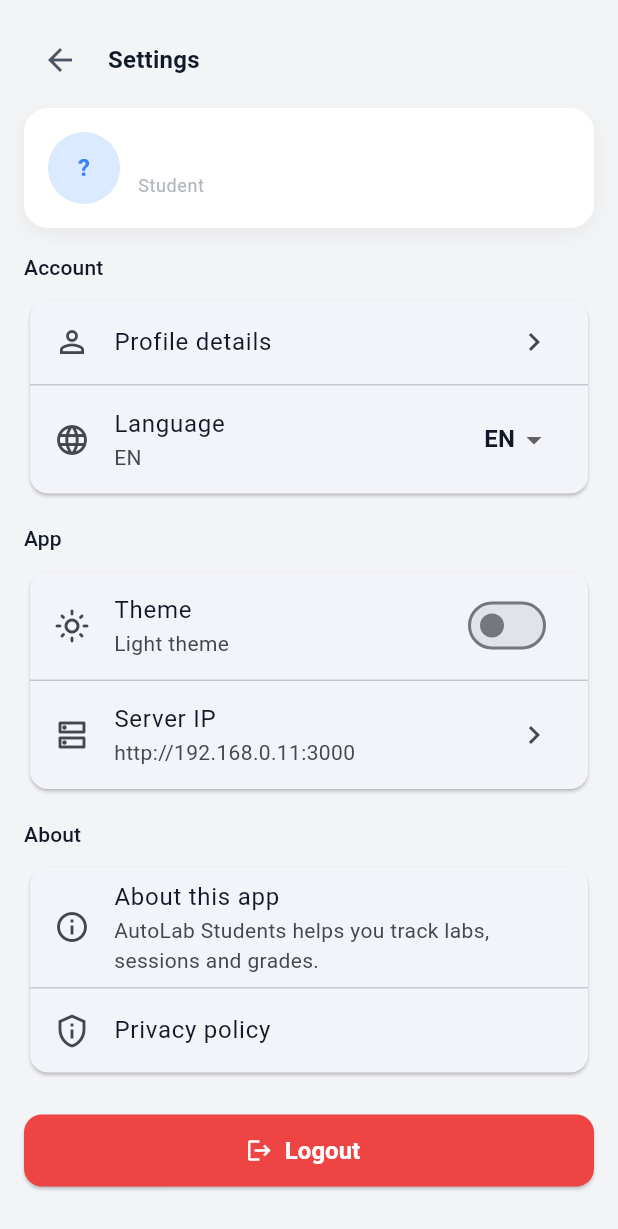
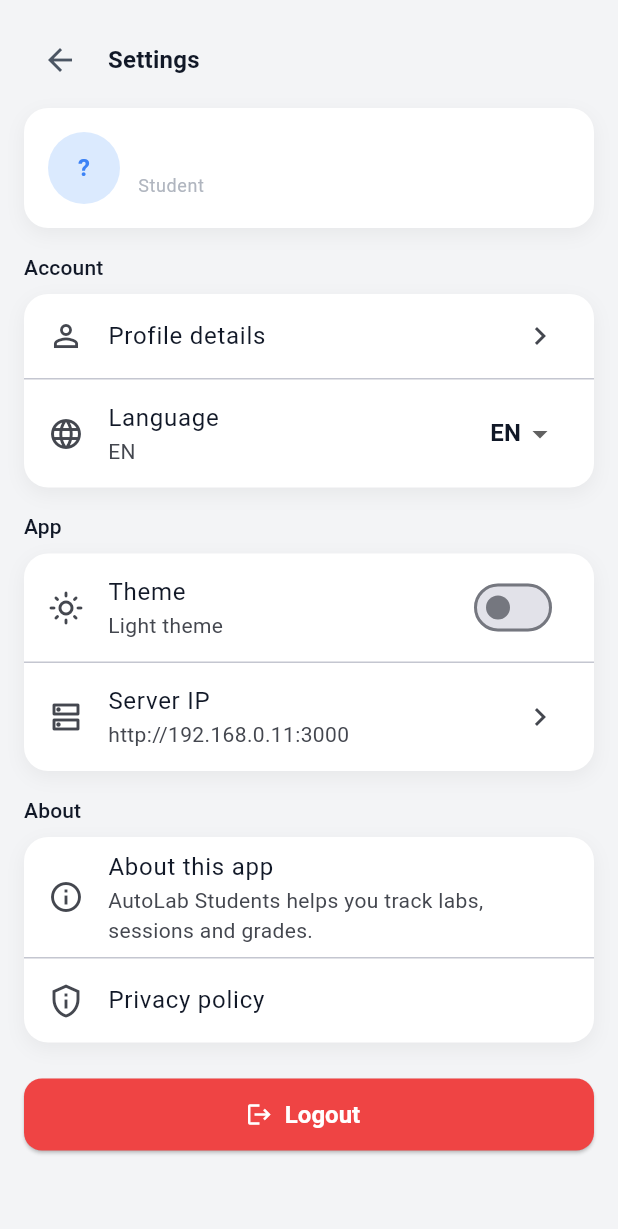
Before and after one commit to faifan143/autolab_students, a Flutter app: the SettingsScreen screen opened by its route, on a phone screen of 412 x 824 dp. Shown: the top 1229 px of the screen. Run offline on Flutter 3.47's test engine with Material 3 defaults, Android fonts, the phone set to English and light mode, and no system bars; our stand-ins replace dio, flutter_secure_storage, get, shared_preferences, socket_io_client; missing offline and left inert: mobile_scanner; accounts and stored records are empty.

Commit message:
Refactor SettingsScreen layout by replacing Card widgets with Container for improved styling and consistency. Simplify text widget formatting and enhance UI responsiveness.

```diff
--- a/lib/screens/settings/settings_screen.dart
+++ b/lib/screens/settings/settings_screen.dart
@@ -36,10 +36,7 @@ class SettingsScreen extends StatelessWidget {
                   onPressed: () => Get.back(),
                 ),
                 const SizedBox(width: 8),
-                Text(
-                  'settings'.tr,
-                  style: theme.textTheme.titleMedium,
-                ),
+                Text('settings'.tr, style: theme.textTheme.titleMedium),
               ],
             ),
             const SizedBox(height: 8),
@@ -47,7 +44,18 @@ class SettingsScreen extends StatelessWidget {
             const SizedBox(height: 16),
             Text('account_section'.tr, style: theme.textTheme.titleSmall),
             const SizedBox(height: 8),
-            Card(
+            Container(
+              decoration: BoxDecoration(
+                color: theme.colorScheme.surface,
+                borderRadius: BorderRadius.circular(16),
+                boxShadow: [
+                  BoxShadow(
+                    color: theme.shadowColor.withOpacity(0.05),
+                    blurRadius: 10,
+                    offset: const Offset(0, 4),
+                  ),
+                ],
+              ),
               child: Column(
                 children: [
                   ListTile(
@@ -62,20 +70,15 @@ class SettingsScreen extends StatelessWidget {
                       leading: const Icon(Icons.language),
                       title: Text('language'.tr),
                       subtitle: Text(
-                        localeController.locale.value.languageCode.toUpperCase(),
+                        localeController.locale.value.languageCode
+                            .toUpperCase(),
                       ),
                       trailing: DropdownButton<String>(
                         value: localeController.locale.value.languageCode,
                         underline: const SizedBox.shrink(),
                         items: const [
-                          DropdownMenuItem(
-                            value: 'en',
-                            child: Text('EN'),
-                          ),
-                          DropdownMenuItem(
-                            value: 'ar',
-                            child: Text('AR'),
-                          ),
+                          DropdownMenuItem(value: 'en', child: Text('EN')),
+                          DropdownMenuItem(value: 'ar', child: Text('AR')),
                         ],
                         onChanged: (code) {
                           if (code != null) {
@@ -91,7 +94,18 @@ class SettingsScreen extends StatelessWidget {
             const SizedBox(height: 16),
             Text('app_section'.tr, style: theme.textTheme.titleSmall),
             const SizedBox(height: 8),
-            Card(
+            Container(
+              decoration: BoxDecoration(
+                color: theme.colorScheme.surface,
+                borderRadius: BorderRadius.circular(16),
+                boxShadow: [
+                  BoxShadow(
+                    color: theme.shadowColor.withOpacity(0.05),
+                    blurRadius: 10,
+                    offset: const Offset(0, 4),
+                  ),
+                ],
+              ),
               child: Column(
                 children: [
                   Obx(
@@ -108,7 +122,8 @@ class SettingsScreen extends StatelessWidget {
                             : 'theme_light'.tr,
                       ),
                       trailing: Switch(
-                        value: themeController.themeMode.value == ThemeMode.dark,
+                        value:
+                            themeController.themeMode.value == ThemeMode.dark,
                         onChanged: (_) => themeController.toggleTheme(),
                       ),
                     ),
@@ -137,7 +152,18 @@ class SettingsScreen extends StatelessWidget {
             const SizedBox(height: 16),
             Text('about_section'.tr, style: theme.textTheme.titleSmall),
             const SizedBox(height: 8),
-            Card(
+            Container(
+              decoration: BoxDecoration(
+                color: theme.colorScheme.surface,
+                borderRadius: BorderRadius.circular(16),
+                boxShadow: [
+                  BoxShadow(
+                    color: theme.shadowColor.withOpacity(0.05),
+                    blurRadius: 10,
+                    offset: const Offset(0, 4),
+                  ),
+                ],
+              ),
               child: Column(
                 children: [
                   ListTile(
@@ -206,15 +232,9 @@ class _ProfileHeader extends StatelessWidget {
             child: Column(
               crossAxisAlignment: CrossAxisAlignment.start,
               children: [
-                Text(
-                  name,
-                  style: theme.textTheme.titleMedium,
-                ),
+                Text(name, style: theme.textTheme.titleMedium),
                 if (email.isNotEmpty)
-                  Text(
-                    email,
-                    style: theme.textTheme.bodySmall,
-                  ),
+                  Text(email, style: theme.textTheme.bodySmall),
                 Text(
                   'role_student'.tr,
                   style: theme.textTheme.bodySmall?.copyWith(
@@ -242,9 +262,7 @@ class _LogoutButton extends StatelessWidget {
         backgroundColor: AppColors.error,
         foregroundColor: Colors.white,
         minimumSize: const Size.fromHeight(48),
-        shape: RoundedRectangleBorder(
-          borderRadius: BorderRadius.circular(12),
-        ),
+        shape: RoundedRectangleBorder(borderRadius: BorderRadius.circular(12)),
       ),
       icon: const Icon(Icons.logout),
       label: Text('logout'.tr),
@@ -271,9 +289,7 @@ class _LogoutButton extends StatelessWidget {
                 ),
                 TextButton(
                   onPressed: () => Navigator.of(context).pop(true),
-                  style: TextButton.styleFrom(
-                    foregroundColor: AppColors.error,
-                  ),
+                  style: TextButton.styleFrom(foregroundColor: AppColors.error),
                   child: Text('logout'.tr),
                 ),
               ],
```
